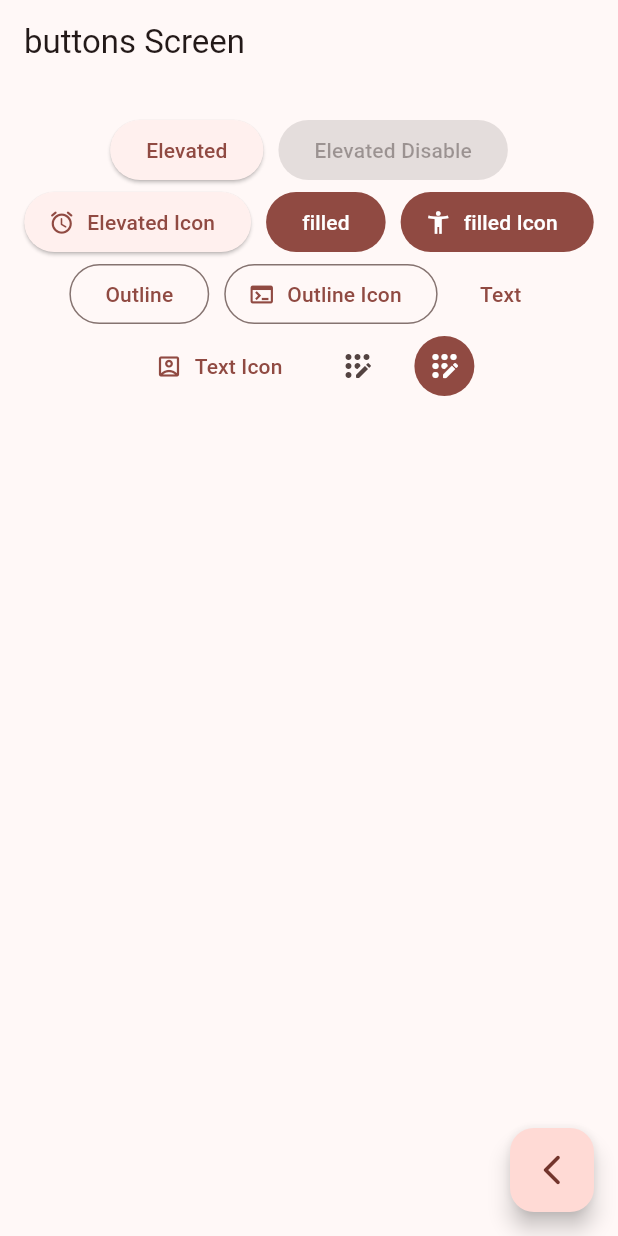
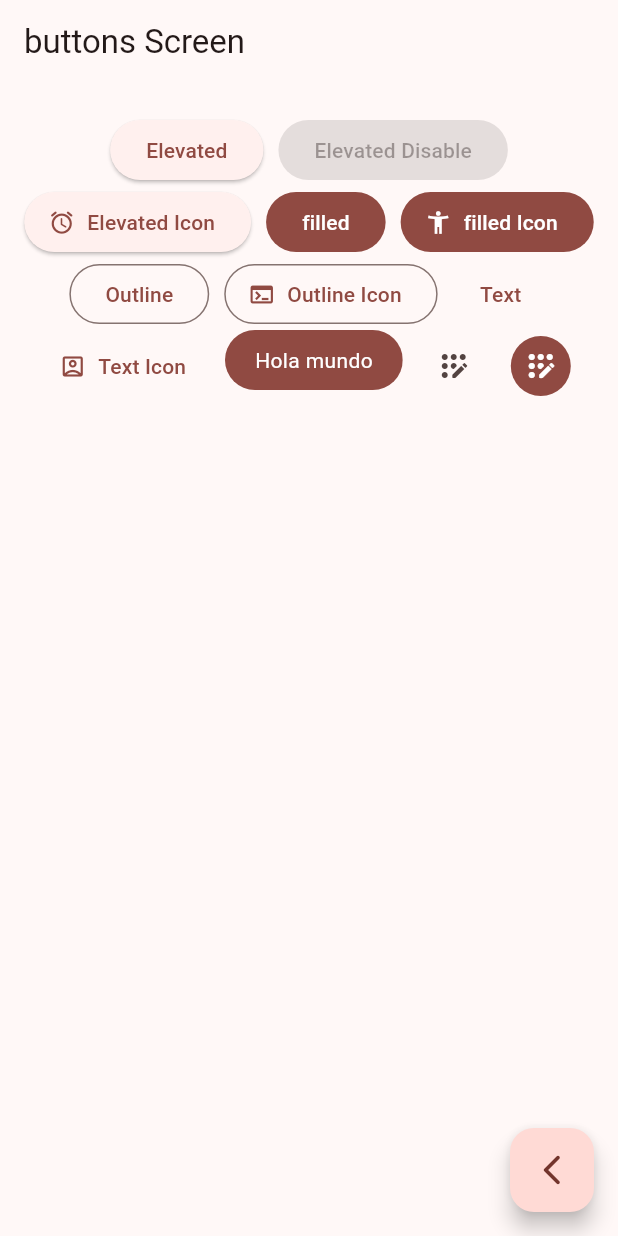
Before and after one commit to MiltonDanielhch/proyecto_tres, a Flutter app: the ButtonsScreen screen opened by its route, on a phone screen of 412 x 824 dp. Run offline on Flutter 3.47's test engine with Material 3 defaults, Android fonts, the phone set to English and light mode, and no system bars; our stand-ins replace go_router.

Commit message:
button screen finalizando

```diff
--- a/lib/presentation/screens/buttons/buttons_screen.dart
+++ b/lib/presentation/screens/buttons/buttons_screen.dart
@@ -61,8 +61,7 @@
               label: const Text('Text Icon'),
               icon: const Icon(Icons.account_box_outlined),
             ),
-            // TODO: curstom button
-
+            const CustomBotton(),
             IconButton(
               onPressed: () {},
               icon: const Icon(Icons.app_registration_rounded),
@@ -82,3 +81,24 @@
     );
   }
 }
+
+class CustomBotton extends StatelessWidget {
+  const CustomBotton({super.key});
+
+  @override
+  Widget build(BuildContext context) {
+    final colors = Theme.of(context).colorScheme;
+    return ClipRRect(
+      borderRadius: BorderRadius.circular(20),
+      child: Material(
+        color: colors.primary,
+        child: InkWell(
+          onTap: () {},
+          child: const Padding(
+              padding: const EdgeInsets.symmetric(horizontal: 20, vertical: 10),
+              child: Text('Hola mundo', style: TextStyle(color: Colors.white))),
+        ),
+      ),
+    );
+  }
+}
```
